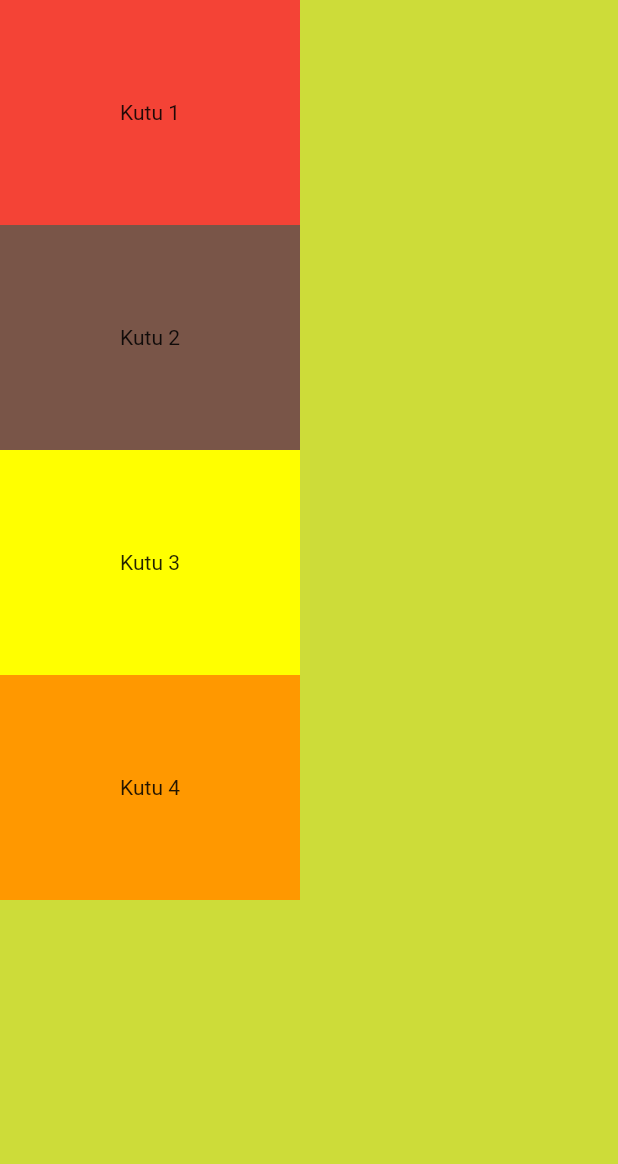
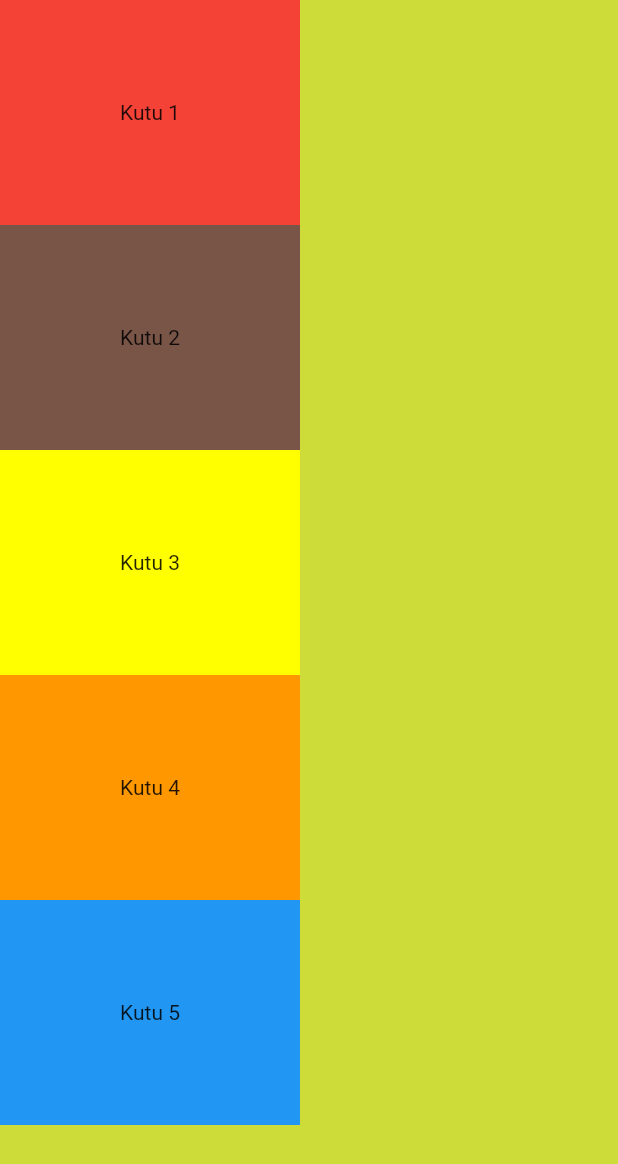
Before and after one commit to yssfsahn/kahve-dunyasi, a Flutter app: the screen it shows after launch, on a phone screen of 412 x 824 dp. Shown: the top 1164 px of the screen. Run offline on Flutter 3.47's test engine with Material 2 defaults, Android fonts, the phone set to English and light mode, and no system bars.

Commit message:
3.üncü raund

```diff
--- a/lib/main.dart
+++ b/lib/main.dart
@@ -45,6 +45,13 @@ class YusufBox extends StatelessWidget {
                 child: Text('Kutu 4'),
                 alignment: FractionalOffset.center,
               ),
+              Container(
+                height: 150,
+                width: 200,
+                color: Colors.blue,
+                child: Text('Kutu 5'),
+                alignment: FractionalOffset.center,
+              ),
             ],
           ),
         ),
```
